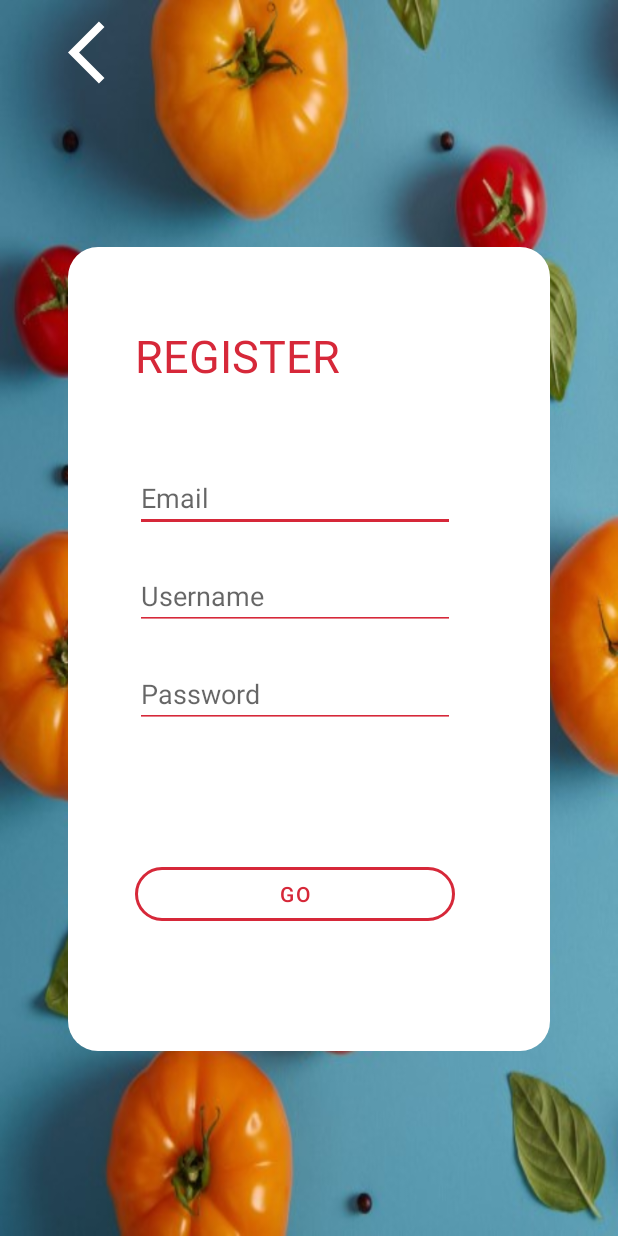
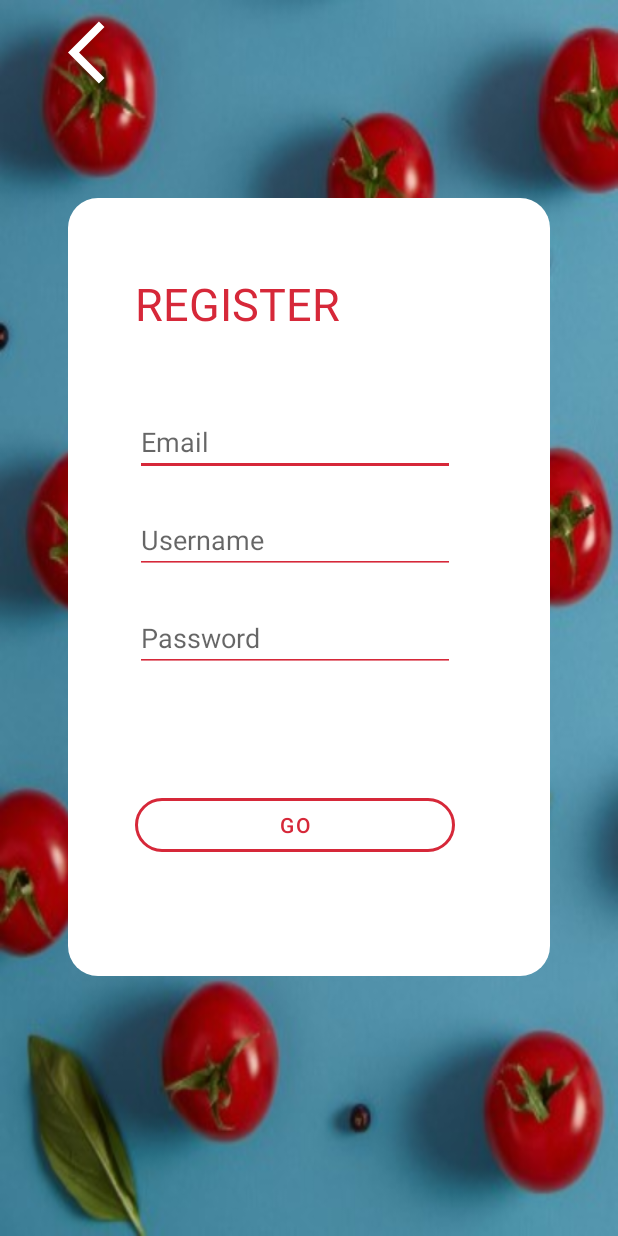
Before and after one commit to ETS-Android2/count.it, an Android app: the RegisterActivity screen opened directly, with no data from a screen before it, on a phone screen of 412 x 824 dp. Run offline under Robolectric (Android 15) with nearby library versions, the phone set to English and light mode, and no system bars; our stand-ins replace Firebase (no records; nobody signed in at launch, a user with empty details on screens opened directly); libraries missing offline, so code that uses them is left out: com.firebase.ui.

Commit message:
updated register.xml with background, made status bar transparent

```diff
--- a/app/src/main/java/feri/count/it/LogInActivity.java
+++ b/app/src/main/java/feri/count/it/LogInActivity.java
@@ -145,6 +145,7 @@ public class LogInActivity extends AppCompatActivity {
         super.onCreate(savedInstanceState);
         setContentView(R.layout.activity_login);
 
+        transparentStatusAndNavigation();
         getSupportActionBar().hide();
 
         bindGui();
@@ -164,7 +165,7 @@ public class LogInActivity extends AppCompatActivity {
         });
 
         mAuth = FirebaseAuth.getInstance();
-        transparentStatusAndNavigation();
+
     }
 
     public void LoginUser(View view){
--- a/app/src/main/java/feri/count/it/RegisterActivity.java
+++ b/app/src/main/java/feri/count/it/RegisterActivity.java
@@ -2,9 +2,13 @@ package feri.count.it;
 
 import android.app.Activity;
 import android.content.Intent;
+import android.graphics.Color;
+import android.os.Build;
 import android.os.Bundle;
 import android.util.Log;
 import android.view.View;
+import android.view.Window;
+import android.view.WindowManager;
 import android.widget.Button;
 import android.widget.EditText;
 import android.widget.Toast;
@@ -114,6 +118,7 @@ public class RegisterActivity extends AppCompatActivity {
         super.onCreate(savedInstanceState);
         setContentView(R.layout.activity_register);
 
+        transparentStatusAndNavigation();
         getSupportActionBar().hide();
 
         bindGui();
@@ -135,6 +140,38 @@ public class RegisterActivity extends AppCompatActivity {
 
 
         mAuth = FirebaseAuth.getInstance();
+    }
+
+    private void transparentStatusAndNavigation() {
+        //make full transparent statusBar
+        if (Build.VERSION.SDK_INT >= 19 && Build.VERSION.SDK_INT < 21) {
+            setWindowFlag(WindowManager.LayoutParams.FLAG_TRANSLUCENT_STATUS
+                    | WindowManager.LayoutParams.FLAG_TRANSLUCENT_NAVIGATION, true);
+        }
+        if (Build.VERSION.SDK_INT >= 19) {
+            getWindow().getDecorView().setSystemUiVisibility(
+                    View.SYSTEM_UI_FLAG_LAYOUT_STABLE
+                            | View.SYSTEM_UI_FLAG_LAYOUT_FULLSCREEN
+                            | View.SYSTEM_UI_FLAG_LAYOUT_HIDE_NAVIGATION
+            );
+        }
+        if (Build.VERSION.SDK_INT >= 21) {
+            setWindowFlag(WindowManager.LayoutParams.FLAG_TRANSLUCENT_STATUS
+                    | WindowManager.LayoutParams.FLAG_TRANSLUCENT_NAVIGATION, false);
+            getWindow().setStatusBarColor(Color.TRANSPARENT);
+            getWindow().setNavigationBarColor(Color.TRANSPARENT);
+        }
+    }
+
+    private void setWindowFlag(final int bits, boolean on) {
+        Window win = getWindow();
+        WindowManager.LayoutParams winParams = win.getAttributes();
+        if (on) {
+            winParams.flags |= bits;
+        } else {
+            winParams.flags &= ~bits;
+        }
+        win.setAttributes(winParams);
     }
 
     @Override
--- a/app/src/main/res/layout/activity_register.xml
+++ b/app/src/main/res/layout/activity_register.xml
@@ -1,10 +1,10 @@
 <?xml version="1.0" encoding="utf-8"?>
 <androidx.constraintlayout.widget.ConstraintLayout xmlns:android="http://schemas.android.com/apk/res/android"
+    xmlns:app="http://schemas.android.com/apk/res-auto"
+    xmlns:tools="http://schemas.android.com/tools"
     android:layout_width="match_parent"
     android:layout_height="match_parent"
-    xmlns:tools="http://schemas.android.com/tools"
-    xmlns:app="http://schemas.android.com/apk/res-auto"
-    android:background="@drawable/food_background"
+    android:background="@drawable/background_register"
     tools:context=".RegisterActivity">
 
     <androidx.constraintlayout.widget.Guideline
@@ -12,14 +12,14 @@
         android:layout_width="wrap_content"
         android:layout_height="wrap_content"
         android:orientation="horizontal"
-        app:layout_constraintGuide_percent="0.2" />
+        app:layout_constraintGuide_percent="0.16" />
 
     <androidx.constraintlayout.widget.Guideline
         android:id="@+id/guideline2"
         android:layout_width="wrap_content"
         android:layout_height="wrap_content"
         android:orientation="horizontal"
-        app:layout_constraintGuide_percent="0.85" />
+        app:layout_constraintGuide_percent="0.79" />
 
     <androidx.constraintlayout.widget.ConstraintLayout
         android:layout_width="0dp"
```
Also changed, not shown: app/src/main/res/drawable/background_register.jpg (added). Lines whose indentation alone changed are shown as unchanged.
